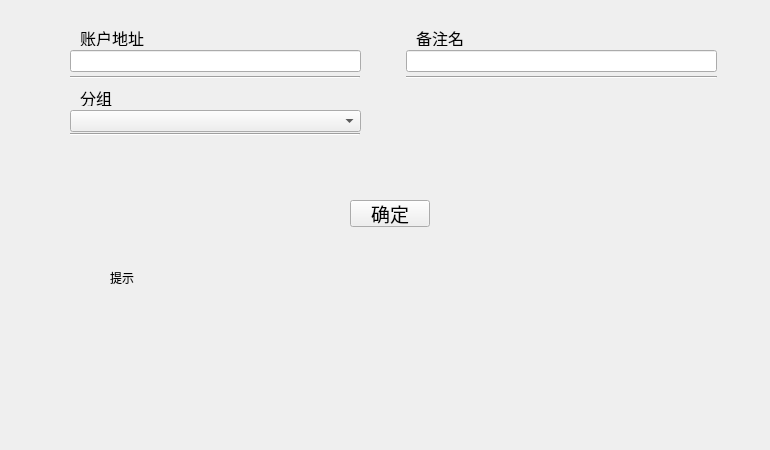
This is contact/ContactAddWidget.ui in HcashOrg/hx-indicator as Qt 5 draws it before an edit. The edited form follows.
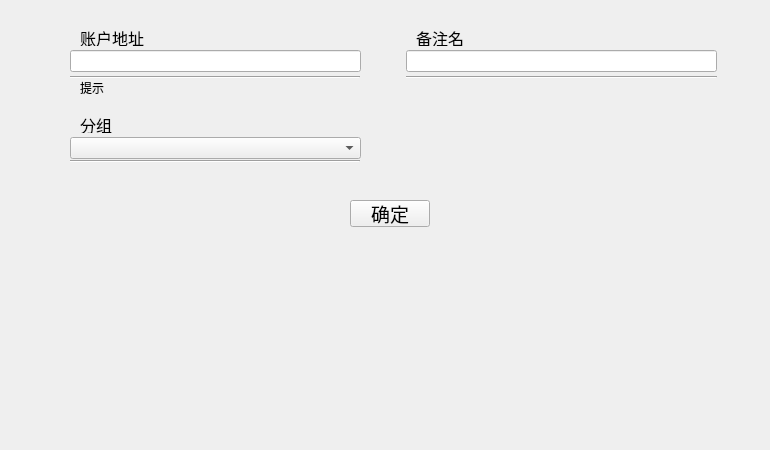
This is the edited form.

Diff of the .ui file:
```diff
--- a/contact/ContactAddWidget.ui
+++ b/contact/ContactAddWidget.ui
@@ -85,7 +85,7 @@
    <property name="geometry">
     <rect>
      <x>80</x>
-     <y>90</y>
+     <y>117</y>
      <width>200</width>
      <height>16</height>
     </rect>
@@ -103,7 +103,7 @@
    <property name="geometry">
     <rect>
      <x>70</x>
-     <y>110</y>
+     <y>137</y>
      <width>291</width>
      <height>22</height>
     </rect>
@@ -112,9 +112,9 @@
   <widget class="QLabel" name="label_tip">
    <property name="geometry">
     <rect>
-     <x>110</x>
-     <y>270</y>
-     <width>24</width>
+     <x>80</x>
+     <y>80</y>
+     <width>281</width>
      <height>16</height>
     </rect>
    </property>
@@ -182,7 +182,7 @@
    <property name="geometry">
     <rect>
      <x>70</x>
-     <y>133</y>
+     <y>160</y>
      <width>290</width>
      <height>3</height>
     </rect>
```
